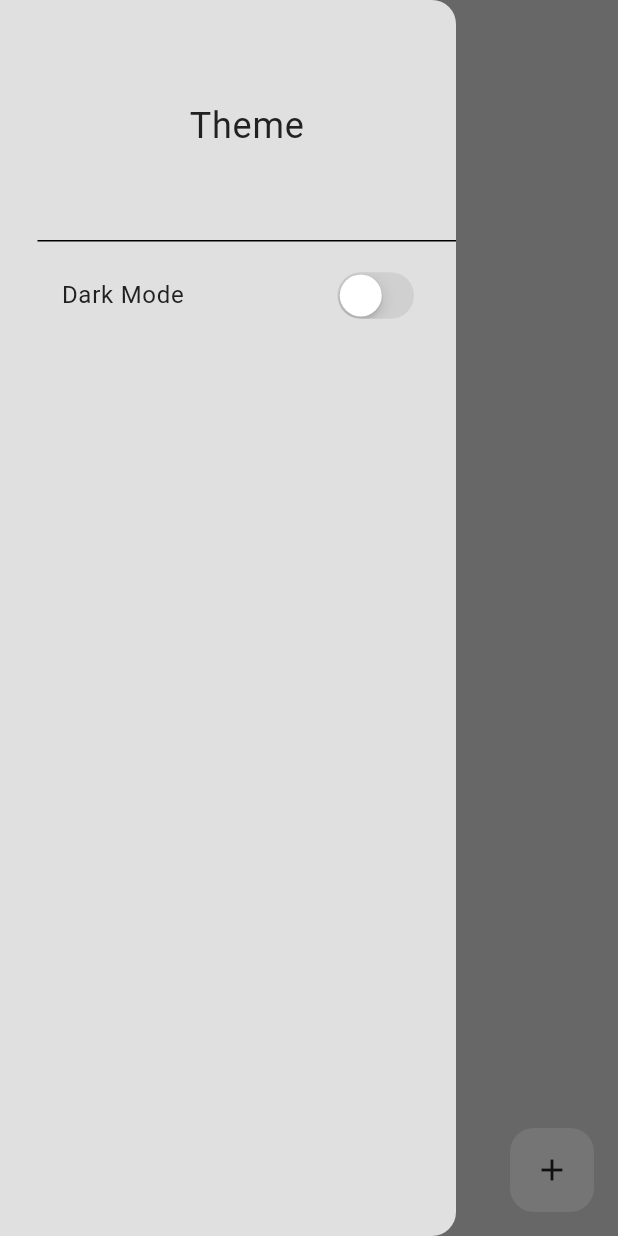
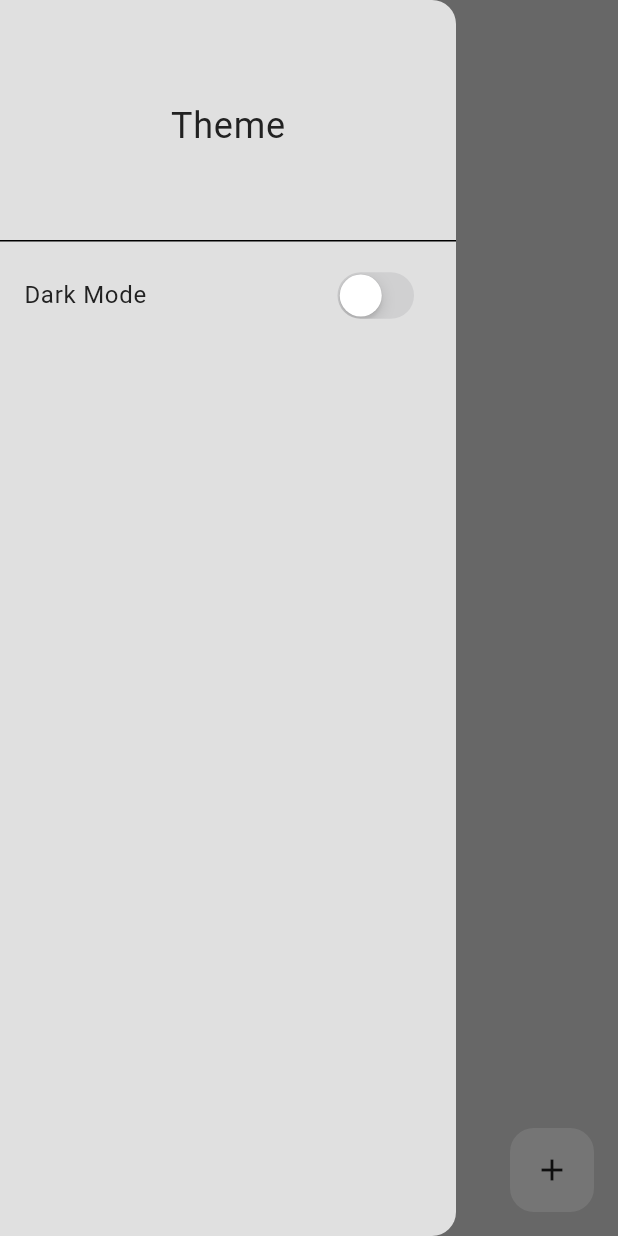
Before and after one commit to SomyadeepAdhikari/habit_tracker, a Flutter app: the screen it shows after launch, with the side drawer open, on a phone screen of 412 x 824 dp. Run offline on Flutter 3.47's test engine with Material 3 defaults, Android fonts, the phone set to English and light mode, and no system bars; our stand-ins replace flutter_heatmap_calendar, flutter_slidable, isar; accounts and stored records are empty; generated files the repository leaves out were written again.

Commit message:
minor ui changes

```diff
--- a/lib/components/my_drawer.dart
+++ b/lib/components/my_drawer.dart
@@ -10,13 +10,16 @@ class MyDrawer extends StatelessWidget {
   Widget build(BuildContext context) {
     return Drawer(
         backgroundColor: Theme.of(context).colorScheme.surface,
-        child: Padding(
-            padding: const EdgeInsets.only(left: 25.0),
         child: Column(
           children: [
-                DrawerHeader(child: Center(child: Text('Theme',style: TextStyle(
+            DrawerHeader(
+                child: Center(
+                    child: Text('Theme',
+                        style: TextStyle(
                             fontSize: 24,
-                          color: Theme.of(context).colorScheme.inversePrimary)))),
+                            color: Theme.of(context)
+                                .colorScheme
+                                .inversePrimary)))),
             ListTile(
               title: Text('Dark Mode ',
                   style: TextStyle(
@@ -29,21 +32,6 @@ class MyDrawer extends StatelessWidget {
                           .toggleTheme()),
             )
           ],
-            ) /* Row(
-            children: [
-              Text('Dark Mode ',
-                  style: TextStyle(
-                      fontSize: 18,
-                      color: Theme.of(context)
-                          .colorScheme
-                          .inversePrimary)),
-              CupertinoSwitch(
-                  value: Provider.of<ThemeProvider>(context).isDarkMode,
-                  onChanged: (value) =>
-                      Provider.of<ThemeProvider>(context, listen: false)
-                          .toggleTheme()),
-            ],
-          ), */
         ));
   }
 }
```
Lines whose indentation alone changed are shown as unchanged.
